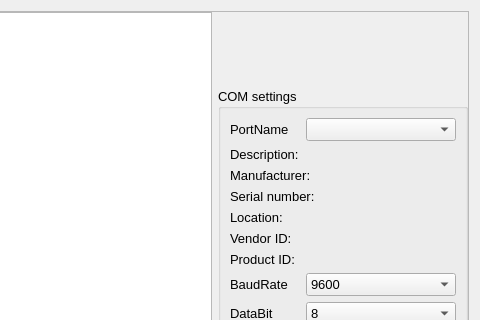
The window that apps/Lab-on-a-tip_console/Lab-on-a-tip_console.ui (bellonemauro/Labonatip2.0) describes before a commit, drawn with Qt 5; both pictures show x 403 to 883 and y 0 to 320 of the 883 by 585 pixel window.
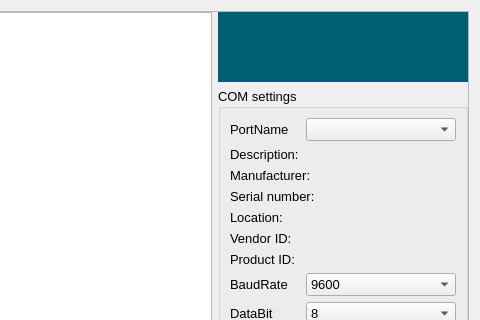
The same window after the commit. Icons and pictures are not drawn.

What changed in the file:
```diff
--- a/apps/Lab-on-a-tip_console/Lab-on-a-tip_console.ui
+++ b/apps/Lab-on-a-tip_console/Lab-on-a-tip_console.ui
@@ -61,8 +61,8 @@
        <rect>
         <x>0</x>
         <y>0</y>
-        <width>859</width>
-        <height>561</height>
+        <width>863</width>
+        <height>565</height>
        </rect>
       </property>
       <property name="sizePolicy">
@@ -529,6 +529,9 @@
              <height>70</height>
             </size>
            </property>
+           <property name="styleSheet">
+            <string notr="true">background-color: rgb(0, 94, 116);</string>
+           </property>
            <property name="text">
             <string/>
            </property>
```
Left out of the diff: 4 changed lines with no effect on the pictures.
